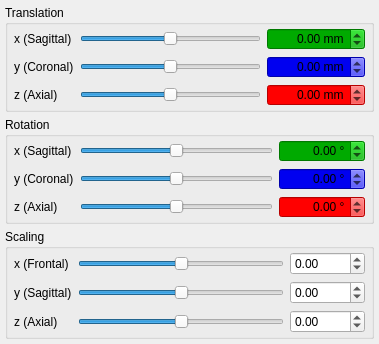
Qt form Modules/MatchPointRegistrationUI/src/QmitkRegistrationManipulationWidget.ui (MITK/MITK) before a commit.
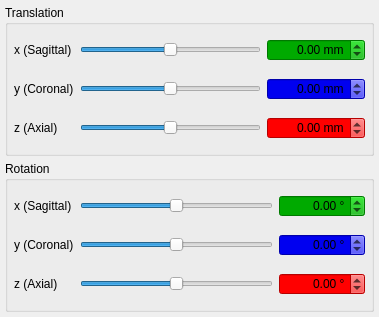
The same form after that commit.

```diff
--- a/Modules/MatchPointRegistrationUI/src/QmitkRegistrationManipulationWidget.ui
+++ b/Modules/MatchPointRegistrationUI/src/QmitkRegistrationManipulationWidget.ui
@@ -434,171 +434,6 @@
      </layout>
     </widget>
    </item>
-   <item>
-    <widget class="QGroupBox" name="groupScale">
-     <property name="title">
-      <string>Scaling</string>
-     </property>
-     <layout class="QGridLayout" name="gridLayout_4">
-      <property name="leftMargin">
-       <number>6</number>
-      </property>
-      <property name="topMargin">
-       <number>3</number>
-      </property>
-      <property name="rightMargin">
-       <number>6</number>
-      </property>
-      <property name="bottomMargin">
-       <number>3</number>
-      </property>
-      <item row="2" column="0">
-       <widget class="QLabel" name="label_9">
-        <property name="text">
-         <string>y (Sagittal)</string>
-        </property>
-       </widget>
-      </item>
-      <item row="0" column="0">
-       <widget class="QLabel" name="label_10">
-        <property name="text">
-         <string>x (Frontal)</string>
-        </property>
-       </widget>
-      </item>
-      <item row="3" column="0">
-       <widget class="QLabel" name="label_11">
-        <property name="text">
-         <string>z (Axial)</string>
-        </property>
-       </widget>
-      </item>
-      <item row="3" column="1">
-       <widget class="QSlider" name="slideScaleZ">
-        <property name="minimum">
-         <number>-100</number>
-        </property>
-        <property name="maximum">
-         <number>100</number>
-        </property>
-        <property name="orientation">
-         <enum>Qt::Horizontal</enum>
-        </property>
-       </widget>
-      </item>
-      <item row="2" column="1">
-       <widget class="QSlider" name="slideScaleY">
-        <property name="minimum">
-         <number>-100</number>
-        </property>
-        <property name="maximum">
-         <number>100</number>
-        </property>
-        <property name="orientation">
-         <enum>Qt::Horizontal</enum>
-        </property>
-       </widget>
-      </item>
-      <item row="0" column="1">
-       <widget class="QSlider" name="slideScaleX">
-        <property name="minimum">
-         <number>-100</number>
-        </property>
-        <property name="maximum">
-         <number>100</number>
-        </property>
-        <property name="orientation">
-         <enum>Qt::Horizontal</enum>
-        </property>
-       </widget>
-      </item>
-      <item row="0" column="2">
-       <widget class="QDoubleSpinBox" name="sbScaleX">
-        <property name="sizePolicy">
-         <sizepolicy hsizetype="Minimum" vsizetype="Fixed">
-          <horstretch>0</horstretch>
-          <verstretch>0</verstretch>
-         </sizepolicy>
-        </property>
-        <property name="minimumSize">
-         <size>
-          <width>70</width>
-          <height>0</height>
-         </size>
-        </property>
-        <property name="baseSize">
-         <size>
-          <width>0</width>
-          <height>0</height>
-         </size>
-        </property>
-        <property name="minimum">
-         <double>-9999.000000000000000</double>
-        </property>
-        <property name="maximum">
-         <double>9999.000000000000000</double>
-        </property>
-       </widget>
-      </item>
-      <item row="2" column="2">
-       <widget class="QDoubleSpinBox" name="sbScaleY">
-        <property name="sizePolicy">
-         <sizepolicy hsizetype="Minimum" vsizetype="Fixed">
-          <horstretch>0</horstretch>
-          <verstretch>0</verstretch>
-         </sizepolicy>
-        </property>
-        <property name="minimumSize">
-         <size>
-          <width>70</width>
-          <height>0</height>
-         </size>
-        </property>
-        <property name="baseSize">
-         <size>
-          <width>0</width>
-          <height>0</height>
-         </size>
-        </property>
-        <property name="minimum">
-         <double>-9999.000000000000000</double>
-        </property>
-        <property name="maximum">
-         <double>9999.000000000000000</double>
-        </property>
-       </widget>
-      </item>
-      <item row="3" column="2">
-       <widget class="QDoubleSpinBox" name="sbScaleZ">
-        <property name="sizePolicy">
-         <sizepolicy hsizetype="Minimum" vsizetype="Fixed">
-          <horstretch>0</horstretch>
-          <verstretch>0</verstretch>
-         </sizepolicy>
-        </property>
-        <property name="minimumSize">
-         <size>
-          <width>70</width>
-          <height>0</height>
-         </size>
-        </property>
-        <property name="baseSize">
-         <size>
-          <width>0</width>
-          <height>0</height>
-         </size>
-        </property>
-        <property name="minimum">
-         <double>-9999.000000000000000</double>
-        </property>
-        <property name="maximum">
-         <double>9999.000000000000000</double>
-        </property>
-       </widget>
-      </item>
-     </layout>
-    </widget>
-   </item>
   </layout>
  </widget>
  <resources/>
```
